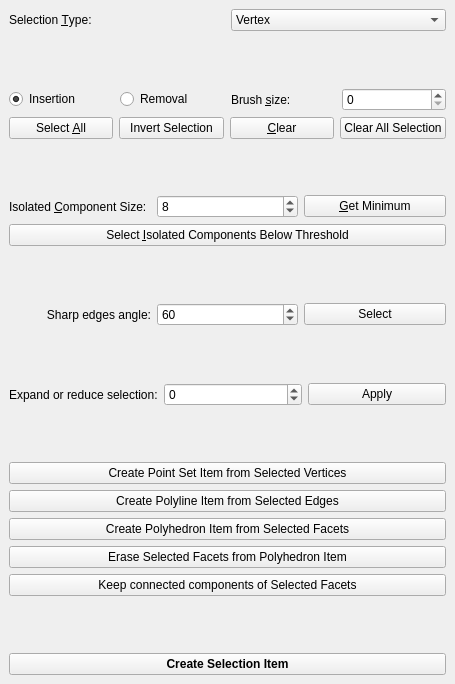
CGAL/cgal, file Polyhedron/demo/Polyhedron/Plugins/PMP/Selection_widget.ui: the form before one commit.
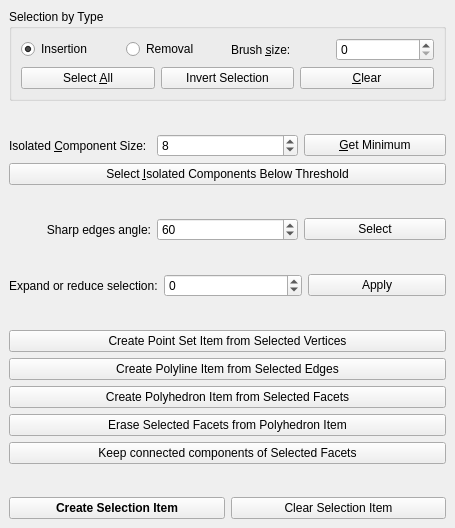
The form after the commit.

Commit message: a bit more reorganization of the UI

Patch:
```diff
--- a/Polyhedron/demo/Polyhedron/Plugins/PMP/Selection_widget.ui
+++ b/Polyhedron/demo/Polyhedron/Plugins/PMP/Selection_widget.ui
@@ -7,7 +7,7 @@
     <x>0</x>
     <y>0</y>
     <width>455</width>
-    <height>684</height>
+    <height>528</height>
    </rect>
   </property>
   <property name="windowTitle">
@@ -16,60 +16,11 @@
   <widget class="QWidget" name="dockWidgetContents">
    <layout class="QVBoxLayout" name="verticalLayout">
     <item>
-     <layout class="QVBoxLayout" name="verticalLayout_3">
-      <item>
-       <layout class="QHBoxLayout" name="horizontalLayout_4">
-        <item>
-         <widget class="QLabel" name="label_2">
-          <property name="text">
-           <string>Selection &amp;Type:</string>
-          </property>
-          <property name="buddy">
-           <cstring>Selection_type_combo_box</cstring>
-          </property>
-         </widget>
-        </item>
-        <item>
-         <widget class="QComboBox" name="Selection_type_combo_box">
-          <item>
-           <property name="text">
-            <string>Vertex</string>
-           </property>
-          </item>
-          <item>
-           <property name="text">
-            <string>Facet</string>
-           </property>
-          </item>
-          <item>
-           <property name="text">
-            <string>Edge</string>
-           </property>
-          </item>
-          <item>
-           <property name="text">
-            <string>Connected component (facet)</string>
-           </property>
-          </item>
-         </widget>
-        </item>
-       </layout>
-      </item>
-     </layout>
-    </item>
-    <item>
-     <spacer name="verticalSpacer_4">
-      <property name="orientation">
-       <enum>Qt::Vertical</enum>
-      </property>
-      <property name="sizeHint" stdset="0">
-       <size>
-        <width>20</width>
-        <height>40</height>
-       </size>
-      </property>
-     </spacer>
-    </item>
+     <widget class="QGroupBox" name="groupBox">
+      <property name="title">
+       <string>Selection by Type</string>
+      </property>
+      <layout class="QVBoxLayout" name="verticalLayout_5">
     <item>
      <layout class="QVBoxLayout" name="verticalLayout_2">
       <item>
@@ -150,22 +101,12 @@
           </property>
          </widget>
         </item>
-        <item>
-         <widget class="QPushButton" name="Clear_all_button">
-          <property name="toolTip">
-           <string extracomment="Clear selection for All Types"/>
-          </property>
-          <property name="text">
-           <string>Clear All Selection</string>
-          </property>
-         </widget>
-        </item>
-       </layout>
-      </item>
-     </layout>
-    </item>
-    <item>
-     <layout class="QHBoxLayout" name="horizontalLayout_9" stretch=""/>
+          </layout>
+         </item>
+        </layout>
+       </item>
+      </layout>
+     </widget>
     </item>
     <item>
      <spacer name="verticalSpacer_2">
@@ -378,6 +319,8 @@
      </spacer>
     </item>
     <item>
+     <layout class="QHBoxLayout" name="horizontalLayout_4">
+      <item>
      <widget class="QPushButton" name="Create_selection_item_button">
       <property name="font">
        <font>
@@ -389,6 +332,18 @@
        <string>Create Selection Item</string>
       </property>
      </widget>
+      </item>
+      <item>
+       <widget class="QPushButton" name="Clear_all_button">
+        <property name="toolTip">
+         <string extracomment="Clear selection for All Types"/>
+        </property>
+        <property name="text">
+         <string>Clear Selection Item</string>
+        </property>
+       </widget>
+      </item>
+     </layout>
     </item>
    </layout>
   </widget>
```
Lines whose indentation alone changed are shown as unchanged.
